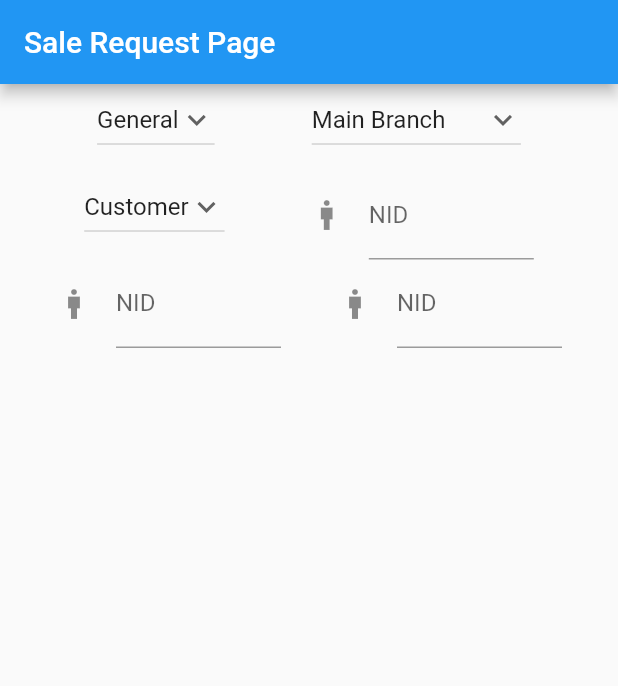
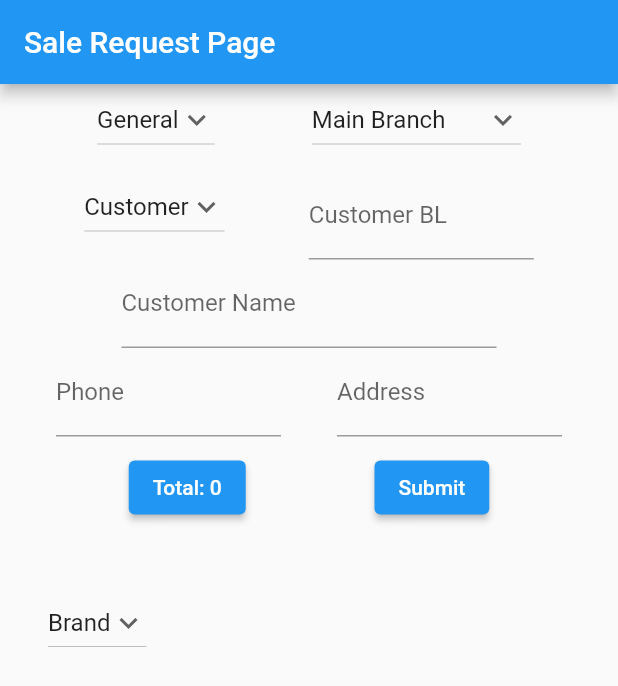
Before and after one commit to atik-sabuj/client_app, a Flutter app: the SaleRequestPage screen opened directly, on a phone screen of 412 x 824 dp. Shown: the top 686 px of the screen. Run offline on Flutter 3.47's test engine with Material 2 defaults, Android fonts, the phone set to English and light mode, and no system bars.

Commit message:
Sale Request Page #5

```diff
--- a/lib/pages/profile_page.dart
+++ b/lib/pages/profile_page.dart
@@ -23,7 +23,7 @@ class _ProfilePageState extends State<ProfilePage> {
             children: [
         TextFormField(
         decoration: const InputDecoration(
-            icon: Icon(Icons.person),
+          icon: Icon(Icons.person),
         hintText: 'Enter Your Name',
         labelText: 'Name',
       ),
--- a/lib/pages/sale_req_page.dart
+++ b/lib/pages/sale_req_page.dart
@@ -32,6 +32,11 @@ class _SaleRequestPageState extends State<SaleRequestPage> {
     'Admin',
   ];
 
+  String brandvalue = 'Brand';
+  var brandtypes = [
+    'Brand',
+    'Food',
+  ];
 
   @override
   Widget build(BuildContext context) {
@@ -128,26 +133,40 @@ class _SaleRequestPageState extends State<SaleRequestPage> {
               Container(width: 150,
                 child: TextFormField(
                   decoration: const InputDecoration(
-                    icon: Icon(Icons.man_sharp),
-                    hintText: 'Enter Your NID Number',
-                    labelText: 'NID',
+                    //icon: Icon(Icons.man_sharp),
+                    hintText: '0',
+                    labelText: 'Customer BL',
                   ),
                 ),
               ),
             ],
           ),
 
+          Column(
+            mainAxisAlignment: MainAxisAlignment.start,
+            crossAxisAlignment: CrossAxisAlignment.start,
+            children: [
+            Container(width: 250,
+            child: TextFormField(
+              decoration: const InputDecoration(
+                hintText: 'Enter Name',
+                labelText: 'Customer Name',
+              ),
+            ),
+          ),
+            ],
+          ),
+
+
           Row(
             mainAxisAlignment: MainAxisAlignment.spaceEvenly,
             crossAxisAlignment: CrossAxisAlignment.start,
-
             children: [
               Container(width: 150,
                 child: TextFormField(
                   decoration: const InputDecoration(
-                    icon: Icon(Icons.man_sharp),
-                    hintText: 'Enter Your NID Number',
-                    labelText: 'NID',
+                    hintText: 'Enter Phone Number',
+                    labelText: 'Phone',
                   ),
                 ),
               ),
@@ -155,13 +174,69 @@ class _SaleRequestPageState extends State<SaleRequestPage> {
               Container(width: 150,
                 child: TextFormField(
                   decoration: const InputDecoration(
-                    icon: Icon(Icons.man_sharp),
-                    hintText: 'Enter Your NID Number',
-                    labelText: 'NID',
+                    hintText: 'Enter Address',
+                    labelText: 'Address',
                   ),
                 ),
               ),
             ],
+          ),
+          SizedBox(height: 10,),
+
+          Row(
+            mainAxisAlignment: MainAxisAlignment.spaceEvenly,
+            crossAxisAlignment: CrossAxisAlignment.start,
+            children: [
+              Container(
+                //padding: const EdgeInsets.only(left: 150.0, top: 40.0),
+                child: ElevatedButton(
+                  onPressed: (){},
+                  child: const Text('Total: 0'),
+                ),
+              ),
+
+              Container(
+                child: ElevatedButton(
+                  onPressed: (){},
+                  child: const Text('Submit'),
+                ),
+              ),
+            ],
+          ),
+          SizedBox(height: 10,),
+
+          Padding(
+            padding: const EdgeInsets.all(32.0),
+            child: Row(
+              mainAxisAlignment: MainAxisAlignment.start,
+              crossAxisAlignment: CrossAxisAlignment.start,
+              mainAxisSize: MainAxisSize.max,
+
+              children: [
+                DropdownButton(
+                  // Initial Value
+                  value: brandvalue,
+
+                  // Down Arrow Icon
+                  icon: const Icon(Icons.keyboard_arrow_down),
+
+                  // Array list of items
+                  items: brandtypes.map((String brandtypes) {
+                    return DropdownMenuItem(
+                      value: brandtypes,
+                      child: Text(brandtypes),
+                    );
+                  }).toList(),
+                  // After selecting the desired option,it will
+                  // change button value to selected value
+                  onChanged: (String? newBrandValue) {
+                    setState(() {
+                      brandvalue = newBrandValue!;
+                    });
+                  },
+                ),
+              ],
+            ),
           ),
         ],
       ),
```
